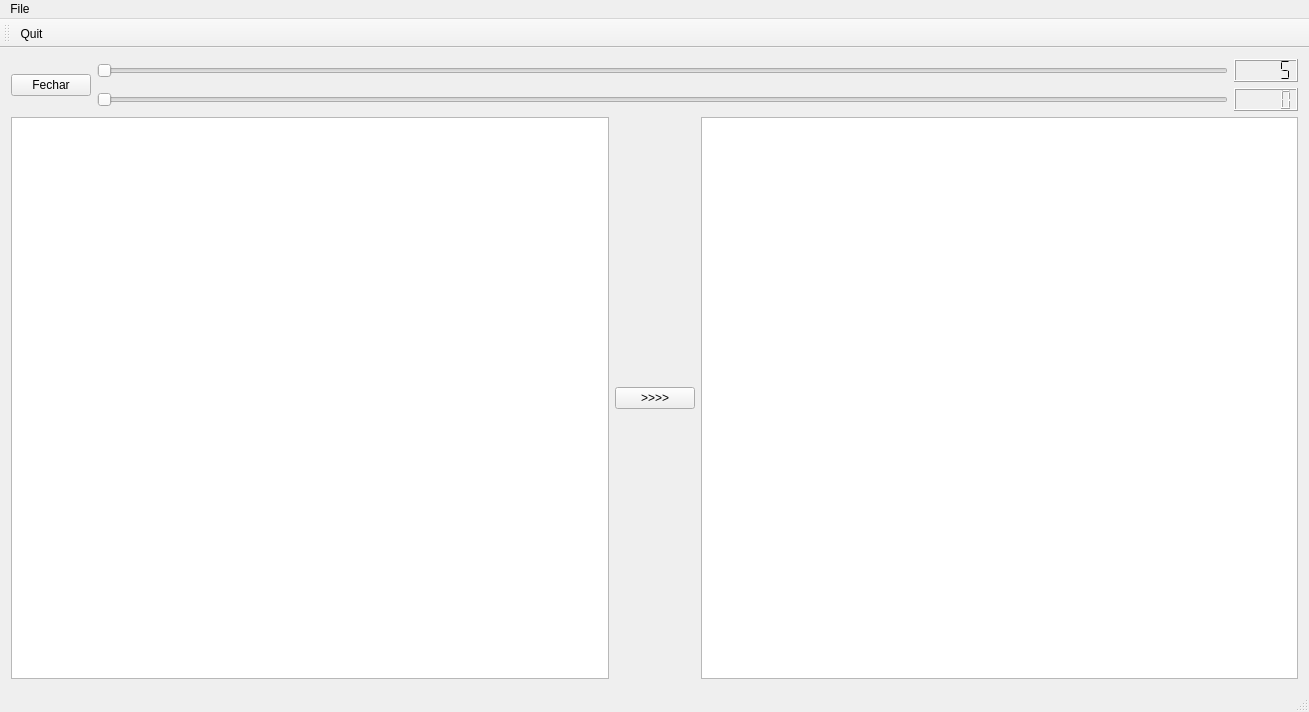
Old version of the form helloqt/mainwindow.ui in the repository VictorCosta101/Escultor-3D.
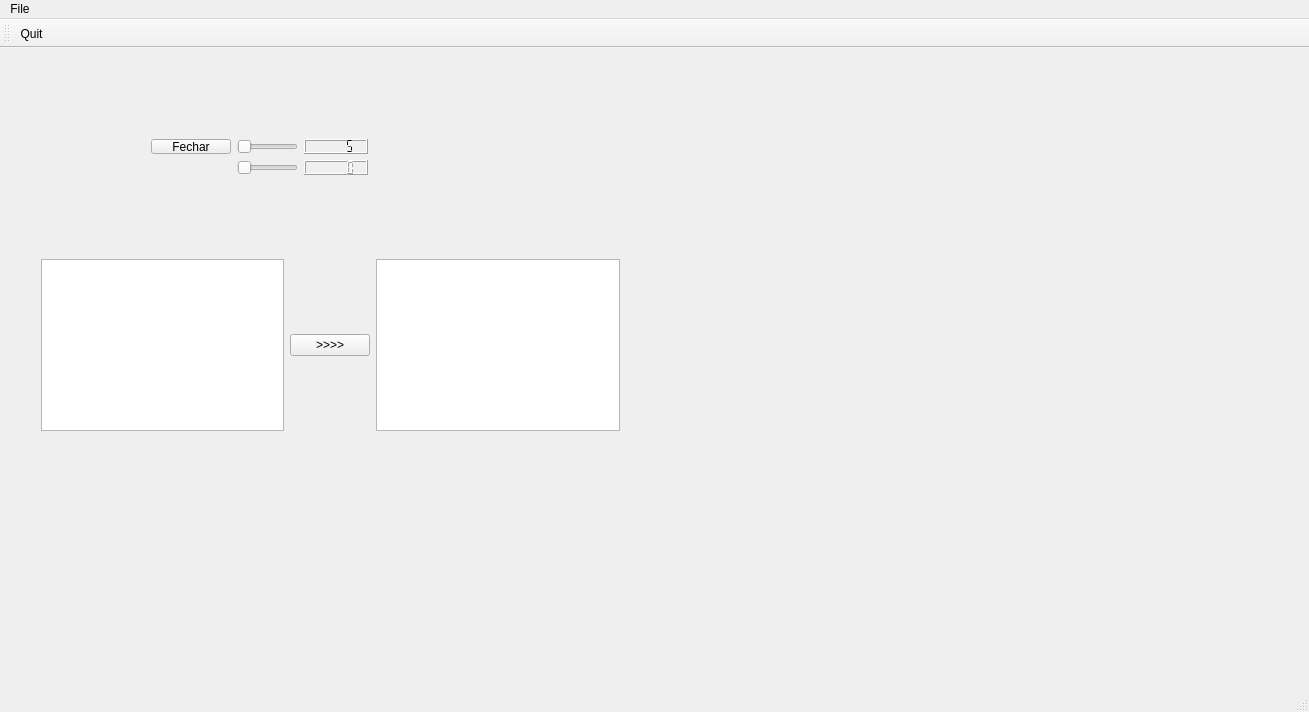
New version of the form. Icons and pictures are not drawn.

The edit to the form file:
```diff
--- a/helloqt/mainwindow.ui
+++ b/helloqt/mainwindow.ui
@@ -14,25 +14,49 @@
    <string>MainWindow</string>
   </property>
   <widget class="QWidget" name="centralWidget">
-   <layout class="QVBoxLayout" name="verticalLayout_3">
-    <item>
-     <layout class="QVBoxLayout" name="verticalLayout_2">
-      <item>
-       <layout class="QHBoxLayout" name="horizontalLayout_5">
-        <item>
-         <layout class="QHBoxLayout" name="horizontalLayout_4">
-          <item>
+   <widget class="QWidget" name="">
+    <property name="geometry">
+     <rect>
+      <x>30</x>
+      <y>200</y>
+      <width>601</width>
+      <height>194</height>
+     </rect>
+    </property>
+    <layout class="QGridLayout" name="gridLayout">
+     <item row="0" column="1">
+      <widget class="QPushButton" name="pushButtonText">
+       <property name="text">
+        <string>&gt;&gt;&gt;&gt;</string>
+       </property>
+      </widget>
+     </item>
+     <item row="0" column="0">
+      <widget class="QPlainTextEdit" name="plainTextEdit"/>
+     </item>
+     <item row="0" column="2">
+      <widget class="QTextEdit" name="textEdit"/>
+     </item>
+    </layout>
+   </widget>
+   <widget class="QWidget" name="">
+    <property name="geometry">
+     <rect>
+      <x>140</x>
+      <y>80</y>
+      <width>239</width>
+      <height>58</height>
+     </rect>
+    </property>
+    <layout class="QGridLayout" name="gridLayout_2">
+     <item row="0" column="0">
            <widget class="QPushButton" name="pushButtonFechar">
             <property name="text">
              <string>Fechar</string>
             </property>
            </widget>
           </item>
-         </layout>
-        </item>
-        <item>
-         <layout class="QVBoxLayout" name="verticalLayout">
-          <item>
+     <item row="0" column="1">
            <layout class="QHBoxLayout" name="horizontalLayout_2">
             <item>
              <widget class="QSlider" name="horizontalSlider">
@@ -62,7 +86,7 @@
             </item>
            </layout>
           </item>
-          <item>
+     <item row="1" column="1">
            <layout class="QHBoxLayout" name="horizontalLayout_3">
             <item>
              <widget class="QSlider" name="horizontalSliderInf">
@@ -77,29 +101,7 @@
            </layout>
           </item>
          </layout>
-        </item>
-       </layout>
-      </item>
-      <item>
-       <layout class="QHBoxLayout" name="horizontalLayout">
-        <item>
-         <widget class="QPlainTextEdit" name="plainTextEdit"/>
-        </item>
-        <item>
-         <widget class="QPushButton" name="pushButtonText">
-          <property name="text">
-           <string>&gt;&gt;&gt;&gt;</string>
-          </property>
-         </widget>
-        </item>
-        <item>
-         <widget class="QTextEdit" name="textEdit"/>
-        </item>
-       </layout>
-      </item>
-     </layout>
-    </item>
-   </layout>
+   </widget>
   </widget>
   <widget class="QMenuBar" name="menuBar">
    <property name="geometry">
```
Lines whose indentation alone changed are shown as unchanged.
